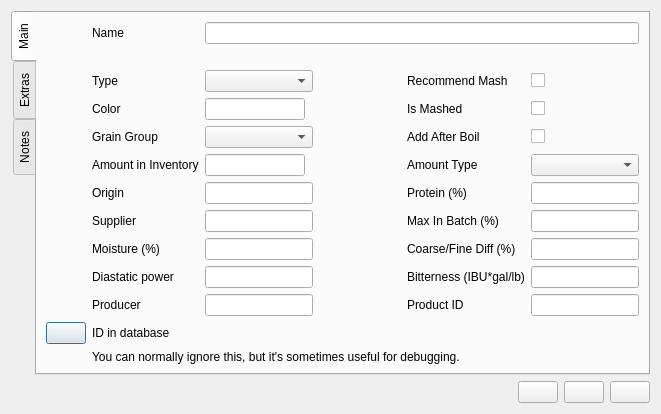
The window that ui/fermentableEditor.ui (Brewtarget/brewtarget) describes before a commit, drawn with Qt 5.
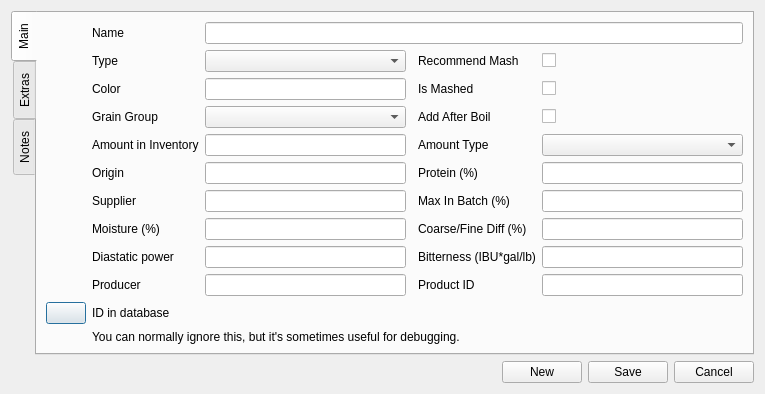
The same window after the commit. Icons and pictures are not drawn. Custom widgets are drawn as their Qt base class.

```diff
--- a/ui/fermentableEditor.ui
+++ b/ui/fermentableEditor.ui
@@ -2,20 +2,6 @@
 <ui version="4.0">
  <class>fermentableEditor</class>
  <widget class="QDialog" name="fermentableEditor">
-  <property name="geometry">
-   <rect>
-    <x>0</x>
-    <y>0</y>
-    <width>661</width>
-    <height>348</height>
-   </rect>
-  </property>
-  <property name="sizePolicy">
-   <sizepolicy hsizetype="Minimum" vsizetype="Minimum">
-    <horstretch>0</horstretch>
-    <verstretch>0</verstretch>
-   </sizepolicy>
-  </property>
   <property name="windowTitle">
    <string>Fermentable Editor</string>
   </property>
@@ -56,19 +42,6 @@
          </property>
         </widget>
        </item>
-       <item row="1" column="3">
-        <spacer name="horizontalSpacer">
-         <property name="orientation">
-          <enum>Qt::Horizontal</enum>
-         </property>
-         <property name="sizeHint" stdset="0">
-          <size>
-           <width>40</width>
-           <height>20</height>
-          </size>
-         </property>
-        </spacer>
-       </item>
        <item row="2" column="1">
         <widget class="QLabel" name="label_fermentableType">
          <property name="toolTip">
@@ -84,12 +57,6 @@
        </item>
        <item row="2" column="2">
         <widget class="BtComboBox" name="comboBox_type">
-         <property name="sizePolicy">
-          <sizepolicy hsizetype="Minimum" vsizetype="Fixed">
-           <horstretch>0</horstretch>
-           <verstretch>0</verstretch>
-          </sizepolicy>
-         </property>
          <property name="toolTip">
           <string>Fermantable Type</string>
          </property>
@@ -97,12 +64,6 @@
        </item>
        <item row="2" column="4">
         <widget class="QLabel" name="label_recommendMash">
-         <property name="sizePolicy">
-          <sizepolicy hsizetype="Expanding" vsizetype="Preferred">
-           <horstretch>0</horstretch>
-           <verstretch>0</verstretch>
-          </sizepolicy>
-         </property>
          <property name="text">
           <string>Recommend Mash</string>
          </property>
@@ -139,18 +100,6 @@
        </item>
        <item row="3" column="2">
         <widget class="SmartLineEdit" name="lineEdit_color">
-         <property name="sizePolicy">
-          <sizepolicy hsizetype="Maximum" vsizetype="Fixed">
-           <horstretch>0</horstretch>
-           <verstretch>0</verstretch>
-          </sizepolicy>
-         </property>
-         <property name="maximumSize">
-          <size>
-           <width>100</width>
-           <height>16777215</height>
-          </size>
-         </property>
          <property name="toolTip">
           <string>Lovibond rating</string>
          </property>
@@ -158,12 +107,6 @@
        </item>
        <item row="3" column="4">
         <widget class="QLabel" name="label_isMashed">
-         <property name="sizePolicy">
-          <sizepolicy hsizetype="Expanding" vsizetype="Preferred">
-           <horstretch>0</horstretch>
-           <verstretch>0</verstretch>
-          </sizepolicy>
-         </property>
          <property name="text">
           <string>Is Mashed</string>
          </property>
@@ -197,12 +140,6 @@
        </item>
        <item row="5" column="2">
         <widget class="BtComboBox" name="comboBox_grainGroup">
-         <property name="sizePolicy">
-          <sizepolicy hsizetype="Minimum" vsizetype="Fixed">
-           <horstretch>0</horstretch>
-           <verstretch>0</verstretch>
-          </sizepolicy>
-         </property>
          <property name="toolTip">
           <string>Fermantable Grain Group</string>
          </property>
@@ -210,12 +147,6 @@
        </item>
        <item row="5" column="4">
         <widget class="QLabel" name="label_addAfterBoil">
-         <property name="sizePolicy">
-          <sizepolicy hsizetype="Expanding" vsizetype="Preferred">
-           <horstretch>0</horstretch>
-           <verstretch>0</verstretch>
-          </sizepolicy>
-         </property>
          <property name="text">
           <string>Add After Boil</string>
          </property>
@@ -226,12 +157,6 @@
        </item>
        <item row="5" column="5">
         <widget class="QCheckBox" name="checkBox_addAfterBoil">
-         <property name="sizePolicy">
-          <sizepolicy hsizetype="Preferred" vsizetype="Fixed">
-           <horstretch>0</horstretch>
-           <verstretch>0</verstretch>
-          </sizepolicy>
-         </property>
          <property name="toolTip">
           <string>This ingredient is added post boil.</string>
          </property>
@@ -258,18 +183,6 @@
        </item>
        <item row="6" column="2">
         <widget class="SmartLineEdit" name="lineEdit_inventory">
-         <property name="sizePolicy">
-          <sizepolicy hsizetype="Maximum" vsizetype="Fixed">
-           <horstretch>0</horstretch>
-           <verstretch>0</verstretch>
-          </sizepolicy>
-         </property>
-         <property name="maximumSize">
-          <size>
-           <width>100</width>
-           <height>16777215</height>
-          </size>
-         </property>
          <property name="toolTip">
           <string>Amount in inventory</string>
          </property>
@@ -277,12 +190,6 @@
        </item>
        <item row="6" column="4">
         <widget class="QLabel" name="label_amountType">
-         <property name="sizePolicy">
-          <sizepolicy hsizetype="Expanding" vsizetype="Preferred">
-           <horstretch>0</horstretch>
-           <verstretch>0</verstretch>
-          </sizepolicy>
-         </property>
          <property name="toolTip">
           <string>Whether the amount is weight or volume</string>
          </property>
@@ -296,12 +203,6 @@
        </item>
        <item row="6" column="5">
         <widget class="BtComboBox" name="comboBox_amountType">
-         <property name="sizePolicy">
-          <sizepolicy hsizetype="Minimum" vsizetype="Fixed">
-           <horstretch>0</horstretch>
-           <verstretch>0</verstretch>
-          </sizepolicy>
-         </property>
          <property name="toolTip">
           <string>Whether the amount is weight or volume</string>
          </property>
@@ -319,12 +220,6 @@
        </item>
        <item row="7" column="2">
         <widget class="SmartLineEdit" name="lineEdit_origin">
-         <property name="sizePolicy">
-          <sizepolicy hsizetype="Maximum" vsizetype="Fixed">
-           <horstretch>0</horstretch>
-           <verstretch>0</verstretch>
-          </sizepolicy>
-         </property>
          <property name="toolTip">
           <string>Origin</string>
          </property>
@@ -342,12 +237,6 @@
        </item>
        <item row="7" column="5">
         <widget class="SmartLineEdit" name="lineEdit_protein">
-         <property name="sizePolicy">
-          <sizepolicy hsizetype="Maximum" vsizetype="Fixed">
-           <horstretch>0</horstretch>
-           <verstretch>0</verstretch>
-          </sizepolicy>
-         </property>
          <property name="toolTip">
           <string>Protein percentage by mass</string>
          </property>
@@ -365,12 +254,6 @@
        </item>
        <item row="8" column="2">
         <widget class="SmartLineEdit" name="lineEdit_supplier">
-         <property name="sizePolicy">
-          <sizepolicy hsizetype="Maximum" vsizetype="Fixed">
-           <horstretch>0</horstretch>
-           <verstretch>0</verstretch>
-          </sizepolicy>
-         </property>
          <property name="toolTip">
           <string>Supplier</string>
          </property>
@@ -388,12 +271,6 @@
        </item>
        <item row="8" column="5">
         <widget class="SmartLineEdit" name="lineEdit_maxInBatch">
-         <property name="sizePolicy">
-          <sizepolicy hsizetype="Maximum" vsizetype="Fixed">
-           <horstretch>0</horstretch>
-           <verstretch>0</verstretch>
-          </sizepolicy>
-         </property>
          <property name="toolTip">
           <string>Maximum recommended percentage of total grist</string>
          </property>
@@ -411,12 +288,6 @@
        </item>
        <item row="9" column="2">
         <widget class="SmartLineEdit" name="lineEdit_moisture">
-         <property name="sizePolicy">
-          <sizepolicy hsizetype="Maximum" vsizetype="Fixed">
-           <horstretch>0</horstretch>
-           <verstretch>0</verstretch>
-          </sizepolicy>
-         </property>
          <property name="toolTip">
           <string>Moisture percentage by mass</string>
          </property>
@@ -437,12 +308,6 @@
        </item>
        <item row="9" column="5">
         <widget class="SmartLineEdit" name="lineEdit_coarseFineDiff">
-         <property name="sizePolicy">
-          <sizepolicy hsizetype="Maximum" vsizetype="Fixed">
-           <horstretch>0</horstretch>
-           <verstretch>0</verstretch>
-          </sizepolicy>
-         </property>
          <property name="toolTip">
           <string>Yield difference between coarse and fine grind</string>
          </property>
@@ -463,12 +328,6 @@
        </item>
        <item row="10" column="2">
         <widget class="SmartLineEdit" name="lineEdit_diastaticPower">
-         <property name="sizePolicy">
-          <sizepolicy hsizetype="Maximum" vsizetype="Fixed">
-           <horstretch>0</horstretch>
-           <verstretch>0</verstretch>
-          </sizepolicy>
-         </property>
          <property name="toolTip">
           <string>Diastatic power</string>
          </property>
@@ -486,12 +345,6 @@
        </item>
        <item row="10" column="5">
         <widget class="SmartLineEdit" name="lineEdit_ibuGalPerLb">
-         <property name="sizePolicy">
-          <sizepolicy hsizetype="Maximum" vsizetype="Fixed">
-           <horstretch>0</horstretch>
-           <verstretch>0</verstretch>
-          </sizepolicy>
-         </property>
          <property name="toolTip">
           <string>Bitterness of pre-hopped extracts</string>
          </property>
@@ -531,19 +384,6 @@
          </property>
         </widget>
        </item>
-       <item row="12" column="1">
-        <spacer name="verticalSpacer">
-         <property name="orientation">
-          <enum>Qt::Vertical</enum>
-         </property>
-         <property name="sizeHint" stdset="0">
-          <size>
-           <width>20</width>
-           <height>40</height>
-          </size>
-         </property>
-        </spacer>
-       </item>
        <item row="13" column="0">
         <widget class="InfoButton" name="infoButton_id"></widget>
        </item>
@@ -932,7 +772,7 @@
         <string>New fermentable</string>
        </property>
        <property name="text">
-        <string/>
+        <string>New</string>
        </property>
        <property name="icon">
         <iconset resource="../resources.qrc">
@@ -946,7 +786,7 @@
         <string>Save and close</string>
        </property>
        <property name="text">
-        <string/>
+        <string>Save</string>
        </property>
        <property name="icon">
         <iconset resource="../resources.qrc">
@@ -960,7 +800,7 @@
         <string>Discard and close</string>
        </property>
        <property name="text">
-        <string/>
+        <string>Cancel</string>
        </property>
        <property name="icon">
         <iconset resource="../resources.qrc">
```
Left out of the diff: 8 changed lines with no effect on the pictures.
